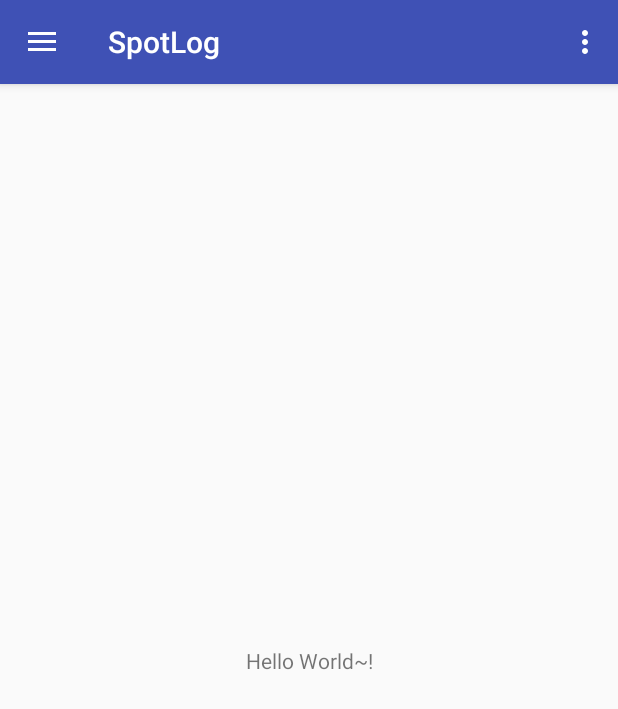
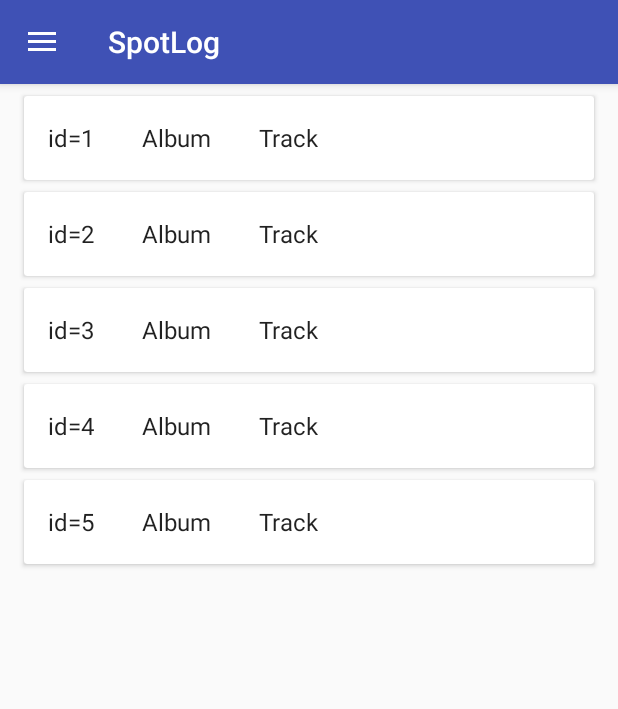
Before and after one commit to oyvindsam/SpotLog, an Android app: the screen it shows after launch (HistoryActivity), on a phone screen of 412 x 824 dp. Shown: the top 709 px of the screen. Run offline under Robolectric (Android 15) with nearby library versions, the phone set to English and light mode, and no system bars.

Commit message:
Add recyclerView

```diff
--- a/app/build.gradle
+++ b/app/build.gradle
@@ -24,11 +24,13 @@
 
 dependencies {
     implementation fileTree(dir: 'libs', include: ['*.jar'])
-    implementation"org.jetbrains.kotlin:kotlin-stdlib-jdk7:$kotlin_version"
+    implementation "org.jetbrains.kotlin:kotlin-stdlib-jdk7:$kotlin_version"
     implementation 'com.android.support:appcompat-v7:27.1.1'
     implementation 'com.android.support:support-v4:27.1.1'
     implementation 'com.android.support:design:27.1.1'
-    implementation 'com.android.support.constraint:constraint-layout:1.1.0'
+    implementation 'com.android.support.constraint:constraint-layout:1.1.2'
+    implementation 'com.android.support:recyclerview-v7:27.1.1'
+    implementation 'com.android.support:cardview-v7:27.1.1'
     testImplementation 'junit:junit:4.12'
     androidTestImplementation 'com.android.support.test:runner:1.0.2'
     androidTestImplementation 'com.android.support.test.espresso:espresso-core:3.0.2'
--- a/app/src/main/java/com/samudev/spotlog/background/SpotifyReceiver.kt
+++ /dev/null
@@ -1,26 +0,0 @@
-package com.samudev.spotlog.background
-
-import android.content.BroadcastReceiver
-import android.content.Context
-import android.content.Intent
-import android.util.Log
-import android.widget.Toast
-
-
-class SpotifyReceiver : BroadcastReceiver() {
-    companion object {
-        val METADATA_CHANGED = "com.spotify.music.metadatachanged"
-    }
-    override fun onReceive(context: Context?, intent: Intent?) {
-        if (intent == null) return
-        if (intent.action.equals(METADATA_CHANGED)) {
-            Toast.makeText(context, "${intent.action} recevied", Toast.LENGTH_SHORT).show()
-
-            val trackId = intent.getStringExtra("id")
-            val artistName = intent.getStringExtra("artist")
-            val albumName = intent.getStringExtra("album")
-            val trackName = intent.getStringExtra("track")
-            val trackLengthInSec = intent.getIntExtra("length", 0)
-        }
-    }
-}
--- /dev/null
+++ b/app/src/main/java/com/samudev/spotlog/data/Song.kt
@@ -0,0 +1,9 @@
+package com.samudev.spotlog.data
+
+
+data class Song(
+        var trackId: String = "",
+        var artist: String = "",
+        var album: String = "",
+        var track: String = "",
+        var trackLengthInSec: Int = 0)
--- /dev/null
+++ b/app/src/main/java/com/samudev/spotlog/data/db/Database.kt
@@ -0,0 +1,21 @@
+package com.samudev.spotlog.data.db
+
+import com.samudev.spotlog.data.Song
+
+// Here is the db... or not.
+object Database {
+
+    fun getSongs(count: Int) : List<Song> {
+        val songs: MutableList<Song> = mutableListOf<Song>()
+        for (i in 1..count) {
+            songs.add(Song(
+                    "id=$i",
+                    "Artist",
+                    "Album",
+                    "Track",
+                    320)
+            )
+        }
+        return songs
+    }
+}
--- a/app/src/main/java/com/samudev/spotlog/history/HistoryActivity.kt
+++ b/app/src/main/java/com/samudev/spotlog/history/HistoryActivity.kt
@@ -1,23 +1,35 @@
 package com.samudev.spotlog.history
 
+import android.content.BroadcastReceiver
+import android.content.Context
 import android.content.IntentFilter
-import android.net.ConnectivityManager
 import android.os.Bundle
 import android.support.design.widget.NavigationView
 import android.support.v4.view.GravityCompat
 import android.support.v7.app.ActionBarDrawerToggle
 import android.support.v7.app.AppCompatActivity
 import android.support.v7.widget.Toolbar
-import android.text.TextUtils.replace
+import android.util.Log
 import android.view.MenuItem
+import android.widget.Toast
 import com.samudev.spotlog.R
+import android.content.Intent
+import android.support.v4.widget.DrawerLayout
 import com.samudev.spotlog.R.id.drawer_layout
-import com.samudev.spotlog.background.SpotifyReceiver
-import kotlinx.android.synthetic.main.history_act.*
+import com.samudev.spotlog.R.id.nav_view
+import com.samudev.spotlog.data.Song
+import com.samudev.spotlog.history.HistoryAdapter.HistoryItemListener
 
-class HistoryActivity : AppCompatActivity(), NavigationView.OnNavigationItemSelectedListener {
+
+class HistoryActivity : AppCompatActivity(), NavigationView.OnNavigationItemSelectedListener,
+        HistoryItemListener {
+
+    companion object {
+        private val LOG_TAG: String = HistoryActivity::class.java.simpleName
+    }
 
     private lateinit var historyPresenter: HistoryPresenter
+    private lateinit var spotifyReceiver: SpotifyReceiver
 
     override fun onCreate(savedInstanceState: Bundle?) {
         super.onCreate(savedInstanceState)
@@ -25,32 +37,76 @@
 
         val toolbar = findViewById<Toolbar>(R.id.toolbar)
         setSupportActionBar(toolbar)
+        val drawerLayout = findViewById<DrawerLayout>(drawer_layout)
 
         val toggle = ActionBarDrawerToggle(
-                this, drawer_layout, toolbar, R.string.navigation_drawer_open, R.string.navigation_drawer_close)
-        drawer_layout.addDrawerListener(toggle)
+                this, findViewById(drawer_layout), toolbar, R.string.navigation_drawer_open, R.string.navigation_drawer_close)
+        drawerLayout.addDrawerListener(toggle)
         toggle.syncState()
 
-        nav_view.setNavigationItemSelectedListener(this)
+        findViewById<NavigationView>(nav_view).setNavigationItemSelectedListener(this)
 
-        val historyFragment = supportFragmentManager.findFragmentById(R.id.contentFrame)
-            as HistoryFragment? ?: HistoryFragment.newInstance().also {
+        val historyListFragment = supportFragmentManager.findFragmentById(R.id.contentFrame)
+                as HistoryFragment? ?: HistoryFragment.newInstance().also {
             supportFragmentManager.beginTransaction().add(R.id.contentFrame, it).commit()
         }
 
-        historyPresenter = HistoryPresenter(historyFragment)
+        historyPresenter = HistoryPresenter(historyListFragment)
+        spotifyReceiver = SpotifyReceiver()
 
         registerBroadcastReceiver()
     }
 
+    override fun onSongClick(song: Song?) {
+        Log.v(LOG_TAG, "song $song clicked!")
+        Toast.makeText(this, "Clicked!", Toast.LENGTH_SHORT).show()
+    }
+
     private fun registerBroadcastReceiver() {
         val spotifyIntent = IntentFilter("com.spotify.music.playbackstatechanged")
-        this.registerReceiver(SpotifyReceiver(), spotifyIntent)
+        this.registerReceiver(spotifyReceiver, spotifyIntent)
+    }
+
+    private fun logSong(song: Song) {
+        (supportFragmentManager.findFragmentById(R.id.contentFrame)
+                as HistoryFragment).also { it.logSong(song) }
+    }
+
+    inner class SpotifyReceiver : BroadcastReceiver() {
+        val PLAYBACKSTATE_CHANGED = "com.spotify.music.playbackstatechanged"
+
+        override fun onReceive(context: Context?, intent: Intent?) {
+            if (intent == null || context !is HistoryActivity) return
+            if (intent.action.equals(PLAYBACKSTATE_CHANGED)) {
+                Log.v("Context from intent: ", " $context")
+                val song = Song(
+                        intent.getStringExtra("id"),
+                        intent.getStringExtra("artist"),
+                        intent.getStringExtra("album"),
+                        intent.getStringExtra("track"),
+                        intent.getIntExtra("length", 0)
+                )
+                logSong(song)
+            }
+        }
+    }
+
+    override fun onResume() {
+        super.onResume()
+
+        registerBroadcastReceiver()
+    }
+
+    override fun onPause() {
+        super.onPause()
+
+        this.unregisterReceiver(spotifyReceiver)
     }
 
     override fun onBackPressed() {
-        if (drawer_layout.isDrawerOpen(GravityCompat.START)) {
-            drawer_layout.closeDrawer(GravityCompat.START)
+        val drawerLayout = findViewById<DrawerLayout>(drawer_layout)
+        if (drawerLayout.isDrawerOpen(GravityCompat.START)) {
+            drawerLayout.closeDrawer(GravityCompat.START)
         } else {
             super.onBackPressed()
         }
@@ -79,7 +135,7 @@
             }
         }
 
-        drawer_layout.closeDrawer(GravityCompat.START)
+        findViewById<DrawerLayout>(drawer_layout).closeDrawer(GravityCompat.START)
         return true
     }
 
--- /dev/null
+++ b/app/src/main/java/com/samudev/spotlog/history/HistoryAdapter.kt
@@ -0,0 +1,73 @@
+package com.samudev.spotlog.history
+
+import android.support.v7.widget.RecyclerView
+import android.view.LayoutInflater
+import android.view.View
+import android.view.ViewGroup
+import android.widget.TextView
+import com.samudev.spotlog.R
+
+
+import com.samudev.spotlog.data.Song
+
+import kotlinx.android.synthetic.main.song_log_item.view.*
+
+/**
+ * [RecyclerView.Adapter] that can display a [Song] and makes a call to the
+ * specified [HistoryItemListener].
+ */
+class HistoryAdapter(songs: List<Song>,
+                     private val itemListener: HistoryItemListener?)
+    : RecyclerView.Adapter<HistoryAdapter.ViewHolder>() {
+
+    var songs: List<Song> = songs
+        set(songs) {
+            field = songs
+            notifyDataSetChanged()
+        }
+
+    private val onItemListener: View.OnClickListener
+
+    init {
+        onItemListener = View.OnClickListener { v ->
+            val item = v.tag as Song
+            // Notify the active callbacks interface that an item has been selected.
+            itemListener?.onSongClick(item)
+        }
+    }
+
+    override fun onCreateViewHolder(parent: ViewGroup, viewType: Int): ViewHolder {
+        val view = LayoutInflater.from(parent.context)
+                .inflate(R.layout.song_log_item, parent, false)
+        return ViewHolder(view)
+    }
+
+    override fun onBindViewHolder(holder: ViewHolder, position: Int) {
+        val song = songs[position]
+        holder.songView.text = song.trackId
+        holder.artistView.text = song.track
+        holder.albumView.text = song.album
+
+        with(holder.view) {
+            tag = song
+            setOnClickListener(onItemListener)
+        }
+    }
+
+    override fun getItemCount(): Int = songs.size
+
+    // Provides a reference to the views for each data item
+    inner class ViewHolder(val view: View) : RecyclerView.ViewHolder(view) {
+        val songView: TextView = view.song
+        val artistView: TextView = view.artist
+        val albumView: TextView = view.album
+
+        override fun toString(): String {
+            return super.toString() + " '" + artistView.text + "'"
+        }
+    }
+
+    interface HistoryItemListener {
+        fun onSongClick(song: Song?)
+    }
+}
--- a/app/src/main/java/com/samudev/spotlog/history/HistoryContract.kt
+++ b/app/src/main/java/com/samudev/spotlog/history/HistoryContract.kt
@@ -2,16 +2,19 @@
 
 import com.samudev.spotlog.BasePresenter
 import com.samudev.spotlog.BaseView
+import com.samudev.spotlog.data.Song
 
 
 interface HistoryContract {
 
     interface View : BaseView<Presenter> {
         fun showToast(message: String)
+        fun logSong(song: Song)
+        fun showSongs(songs: List<Song>)
 
     }
 
     interface Presenter : BasePresenter {
-
+        fun handleSongClicked(song: Song)
     }
 }
--- a/app/src/main/java/com/samudev/spotlog/history/HistoryFragment.kt
+++ b/app/src/main/java/com/samudev/spotlog/history/HistoryFragment.kt
@@ -1,45 +1,81 @@
 package com.samudev.spotlog.history
 
-import android.content.Context
-import android.content.Intent
-import android.content.IntentFilter
 import android.os.Bundle
 import android.support.v4.app.Fragment
-import android.view.*
+import android.support.v7.widget.LinearLayoutManager
+import android.support.v7.widget.RecyclerView
+import android.util.Log
+import android.view.LayoutInflater
+import android.view.View
+import android.view.ViewGroup
+import android.widget.TextView
 import android.widget.Toast
 import com.samudev.spotlog.R
-import com.samudev.spotlog.background.SpotifyReceiver
 
+import com.samudev.spotlog.data.Song
+import com.samudev.spotlog.history.HistoryAdapter.HistoryItemListener
 
+/**
+ * A fragment representing a list of Items.
+ * Activities containing this fragment MUST implement the
+ * [HistoryAdapter.HistoryItemListener] interface.
+ */
 class HistoryFragment : Fragment(), HistoryContract.View {
 
-    override lateinit  var presenter: HistoryContract.Presenter
-    private lateinit var mContext: Context
+    private val LOG_TAG: String = HistoryFragment::class.java.simpleName
 
-    override fun onCreateView(inflater: LayoutInflater, container: ViewGroup?, savedInstanceState: Bundle?): View? {
+    override lateinit var presenter: HistoryContract.Presenter
 
-        val root = inflater.inflate(R.layout.history_frag, container, false)
-        setHasOptionsMenu(true)
+    private lateinit var noHistoryTextView: TextView
 
-
-        return root
+    private var itemListener: HistoryItemListener = object : HistoryItemListener {
+        override fun onSongClick(song: Song?) {
+            if (song != null) presenter.handleSongClicked(song)
+        }
     }
 
-    override fun onCreateOptionsMenu(menu: Menu?, inflater: MenuInflater) {
-        inflater.inflate(R.menu.history, menu)
+    private var listAdapter = HistoryAdapter(ArrayList(0), itemListener)
+
+    override fun onCreateView(inflater: LayoutInflater, container: ViewGroup?,
+                              savedInstanceState: Bundle?): View? {
+
+        val rootView = inflater.inflate(R.layout.history_frag, container, false)
+
+        with(rootView) {
+
+            // Set the adapter
+            val recyclerView = findViewById<RecyclerView>(R.id.list)
+            with(recyclerView) {
+                layoutManager = LinearLayoutManager(context)
+                adapter = listAdapter
+            }
+
+            noHistoryTextView = findViewById(R.id.noHistoryTextView)
+
+        }
+
+        return rootView
     }
 
-    override fun onOptionsItemSelected(item: MenuItem): Boolean {
-        when (item.itemId) {
-            R.id.action_settings -> return true
-            else -> return super.onOptionsItemSelected(item)
-        }
+    override fun onResume() {
+        super.onResume()
+        presenter.start()
+    }
+
+    override fun showSongs(songs: List<Song>) {
+        listAdapter.songs = songs
+        listAdapter.notifyDataSetChanged()
+        noHistoryTextView.visibility = if (songs.isEmpty()) View.VISIBLE else View.GONE
     }
 
     override fun showToast(message: String) {
         Toast.makeText(context, message, Toast.LENGTH_SHORT).show()
     }
 
+    override fun logSong(song: Song) {
+        showToast(song.track)
+    }
+
     companion object {
         fun newInstance() = HistoryFragment()
     }
--- a/app/src/main/java/com/samudev/spotlog/history/HistoryPresenter.kt
+++ b/app/src/main/java/com/samudev/spotlog/history/HistoryPresenter.kt
@@ -1,4 +1,7 @@
 package com.samudev.spotlog.history
+
+import com.samudev.spotlog.data.Song
+import com.samudev.spotlog.data.db.Database
 
 
 class HistoryPresenter(val historyView: HistoryContract.View) : HistoryContract.Presenter {
@@ -8,6 +11,15 @@
     }
 
     override fun start() {
-        historyView.showToast("Heeeeelo")
+        loadSongs()
+    }
+
+    fun loadSongs() {
+        val songs = Database.getSongs(5)
+        historyView.showSongs(songs)
+    }
+
+    override fun handleSongClicked(song: Song) {
+        historyView.showToast("Song item clicked: ${song.trackId}")
     }
 }
--- a/app/src/main/java/com/samudev/spotlog/model/Song.kt
+++ /dev/null
@@ -1,9 +0,0 @@
-package com.samudev.spotlog.model
-
-
-data class Song(
-        var trackId: String = "",
-        var artistName: String = "",
-        var albumName: String = "",
-        var trackName: String = "",
-        var trackLengthInSec: Int = 0)
--- a/app/src/main/res/layout/history_frag.xml
+++ b/app/src/main/res/layout/history_frag.xml
@@ -1,18 +1,32 @@
 <?xml version="1.0" encoding="utf-8"?>
-<android.support.constraint.ConstraintLayout xmlns:android="http://schemas.android.com/apk/res/android"
+<RelativeLayout xmlns:android="http://schemas.android.com/apk/res/android"
     xmlns:app="http://schemas.android.com/apk/res-auto"
     xmlns:tools="http://schemas.android.com/tools"
     android:layout_width="match_parent"
-    android:layout_height="match_parent"
->
+    android:layout_height="match_parent">
 
-    <TextView
+    <android.support.v7.widget.RecyclerView
+        android:id="@+id/list"
+        android:name="com.samudev.spotlog.history.HistoryFragment"
+        android:layout_width="match_parent"
+        android:layout_height="match_parent"
+        tools:context=".history.HistoryFragment"
+        tools:listitem="@layout/song_log_item">
+
+    </android.support.v7.widget.RecyclerView>
+
+    <LinearLayout
         android:layout_width="wrap_content"
         android:layout_height="wrap_content"
-        android:text="Hello World~!"
-        app:layout_constraintBottom_toBottomOf="parent"
-        app:layout_constraintLeft_toLeftOf="parent"
-        app:layout_constraintRight_toRightOf="parent"
-        app:layout_constraintTop_toTopOf="parent" />
+        android:layout_centerInParent="true">
 
-</android.support.constraint.ConstraintLayout>
+        <TextView
+            android:id="@+id/noHistoryTextView"
+            android:layout_width="wrap_content"
+            android:layout_height="wrap_content"
+            android:layout_gravity="center"
+            android:textSize="24sp"
+            android:text="No History!"/>
+    </LinearLayout>
+
+</RelativeLayout>
--- /dev/null
+++ b/app/src/main/res/layout/song_log_item.xml
@@ -0,0 +1,44 @@
+<?xml version="1.0" encoding="utf-8"?>
+<android.support.v7.widget.CardView xmlns:android="http://schemas.android.com/apk/res/android"
+    xmlns:tools="http://schemas.android.com/tools"
+    android:layout_width="match_parent"
+    android:layout_height="56dp"
+    android:orientation="horizontal"
+    android:layout_marginTop="8dp"
+    android:layout_marginLeft="16dp"
+    android:layout_marginRight="16dp">
+
+    <LinearLayout
+        android:layout_width="match_parent"
+        android:layout_height="wrap_content"
+        android:layout_gravity="center_vertical">
+
+        <TextView
+            android:id="@+id/song"
+            android:layout_width="wrap_content"
+            android:layout_height="wrap_content"
+            android:layout_margin="@dimen/text_margin"
+            android:textAppearance="?attr/textAppearanceListItem"
+            tools:text="Song"/>
+
+        <TextView
+            android:id="@+id/album"
+            android:layout_width="wrap_content"
+            android:layout_height="wrap_content"
+            android:layout_margin="@dimen/text_margin"
+            android:textAppearance="?attr/textAppearanceListItem"
+            tools:text="Album"/>
+
+        <TextView
+            android:id="@+id/artist"
+            android:layout_width="wrap_content"
+            android:layout_height="wrap_content"
+            android:layout_margin="@dimen/text_margin"
+            android:textAppearance="?attr/textAppearanceListItem"
+            tools:text="Album"/>
+
+    </LinearLayout>
+
+
+
+</android.support.v7.widget.CardView>
--- a/app/src/main/res/values/dimens.xml
+++ b/app/src/main/res/values/dimens.xml
@@ -5,4 +5,5 @@
     <dimen name="nav_header_vertical_spacing">8dp</dimen>
     <dimen name="nav_header_height">176dp</dimen>
     <dimen name="fab_margin">16dp</dimen>
+    <dimen name="text_margin">16dp</dimen>
 </resources>
--- a/build.gradle
+++ b/build.gradle
@@ -7,7 +7,7 @@
         jcenter()
     }
     dependencies {
-        classpath 'com.android.tools.build:gradle:3.1.2'
+        classpath 'com.android.tools.build:gradle:3.1.3'
         classpath "org.jetbrains.kotlin:kotlin-gradle-plugin:$kotlin_version"
 
         // NOTE: Do not place your application dependencies here; they belong
```
